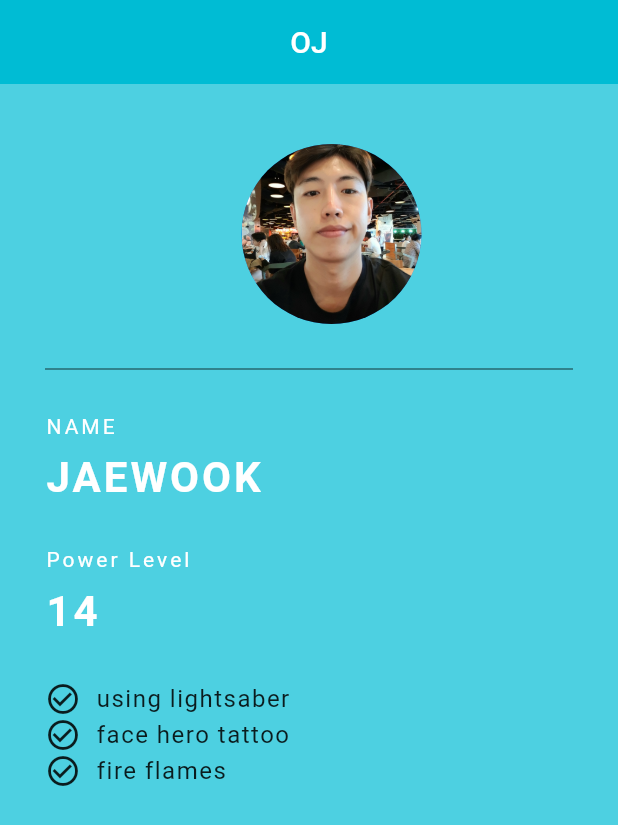
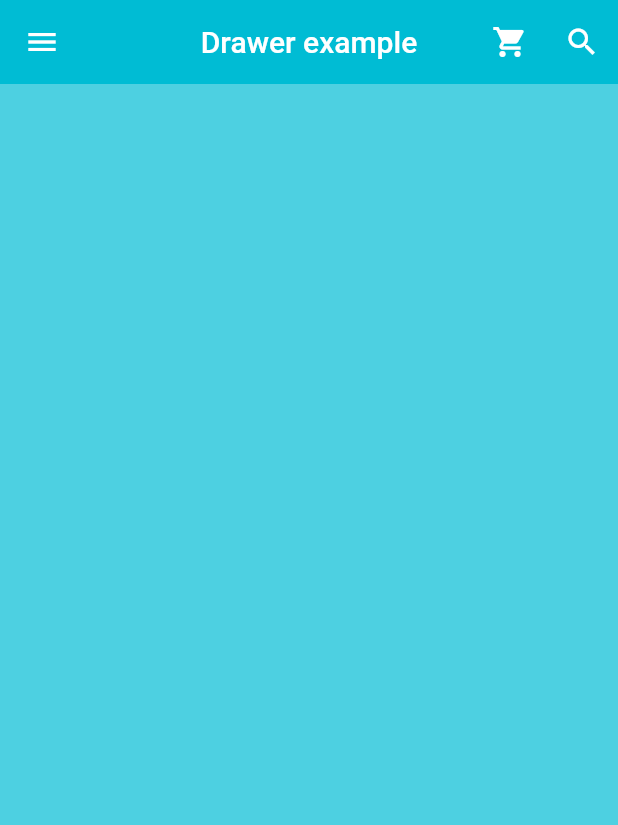
Before and after one commit to jewook123/flutter, a Flutter app: the screen it shows after launch, on a phone screen of 412 x 824 dp. Shown: the top 825 px of the screen. Run offline on Flutter 3.47's test engine with Material 2 defaults, Android fonts, the phone set to English and light mode, and no system bars.

Commit message:
add appbar icons

```diff
--- a/lib/main.dart
+++ b/lib/main.dart
@@ -19,111 +19,26 @@ class Grade extends StatelessWidget {
     return Scaffold(
         backgroundColor: Colors.cyan[300],
         appBar: AppBar(
-          title: Text('OJ'),
+          title: Text('Drawer example'),
           centerTitle: true,
           backgroundColor: Colors.cyan[500],
           elevation: 0,
+          leading: IconButton(
+            icon: Icon(Icons.menu),
+            onPressed: () {
+              print('cliecked');
+            },
+            ),
+            actions: [
+              IconButton(onPressed: (){
+                print("shopping cart");
+              }, icon: Icon(Icons.shopping_cart)),
+              IconButton(onPressed: (){
+                print("search");
+              }, icon: Icon(Icons.search))
+            ],
+
         ),
-        body: const Padding(
-          padding: EdgeInsets.fromLTRB(30.0, 40.0, 0.0, 0.0),
-          child:
-              Column(crossAxisAlignment: CrossAxisAlignment.start, children: [
-                Center(
-                  child: CircleAvatar(
-                    backgroundImage: AssetImage('assets/profile.jpg'),
-                    radius: 60.0,
-                  ),
-                ),
-            Divider(
-              height: 60.0,
-              color: Colors.black,
-              thickness: 0.5,
-              endIndent: 30.0,
-            ),
-            Text(
-              'NAME',
-              style: TextStyle(
-                color: Colors.white,
-                letterSpacing: 2.0,
-              ),
-            ),
-            SizedBox(
-              height: 10.0,
-            ),
-            Text(
-              'JAEWOOK',
-              style: TextStyle(
-                color: Colors.white,
-                letterSpacing: 2.0,
-                fontSize: 28.0,
-                fontWeight: FontWeight.bold,
-              ),
-            ),
-            SizedBox(
-              height: 30.0,
-            ),
-            Text(
-              'Power Level',
-              style: TextStyle(
-                color: Colors.white,
-                letterSpacing: 2.0,
-              ),
-            ),
-            SizedBox(
-              height: 10.0,
-            ),
-            Text(
-              '14',
-              style: TextStyle(
-                color: Colors.white,
-                letterSpacing: 2.0,
-                fontSize: 28.0,
-                fontWeight: FontWeight.bold,
-              ),
-            ),
-            SizedBox(
-              height: 30.0,
-            ),
-            Row(
-              children: [
-                Icon(Icons.check_circle_outline),
-                SizedBox(
-                  width: 10.0,
-                ),
-                Text('using lightsaber',
-                style: TextStyle(
-                  fontSize: 16.0,
-                  letterSpacing: 1.0,
-                ),
-                )
-              ],),
-              Row(
-              children: [
-                Icon(Icons.check_circle_outline),
-                SizedBox(
-                  width: 10.0,
-                ),
-                Text('face hero tattoo',
-                style: TextStyle(
-                  fontSize: 16.0,
-                  letterSpacing: 1.0,
-                ),
-                )
-              ],),
-              Row(
-              children: [
-                Icon(Icons.check_circle_outline),
-                SizedBox(
-                  width: 10.0,
-                ),
-                Text('fire flames',
-                style: TextStyle(
-                  fontSize: 16.0,
-                  letterSpacing: 1.0,
-                ),
-                )
-              ],)
-          ]),
-        ));
+    );
   }
 }
```
